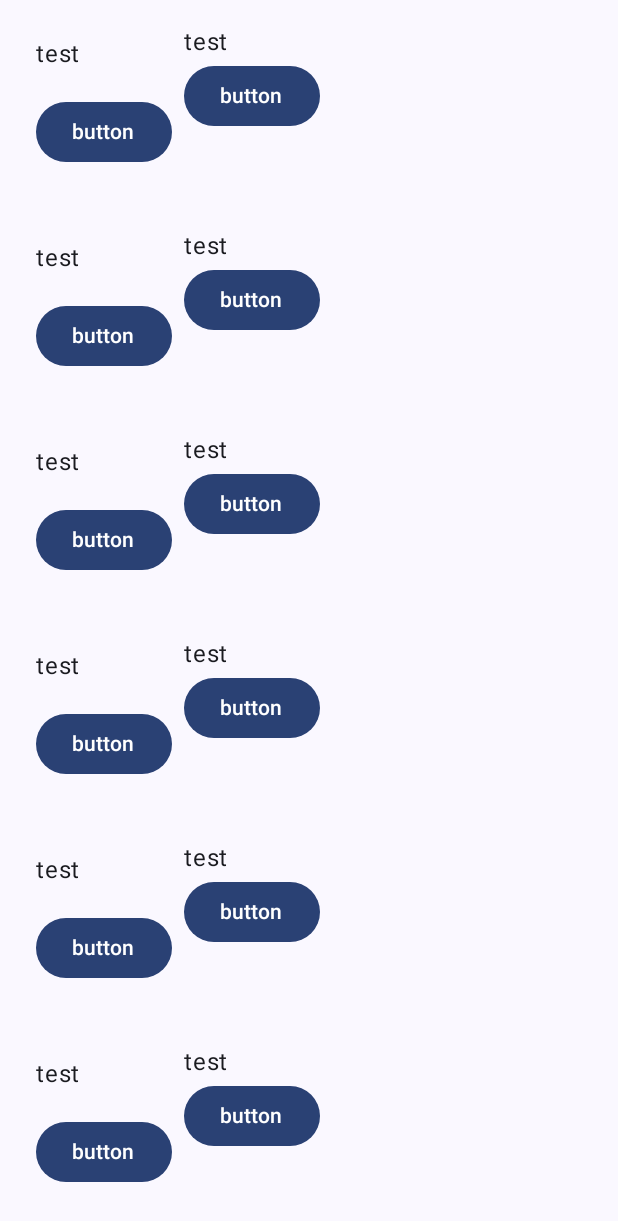
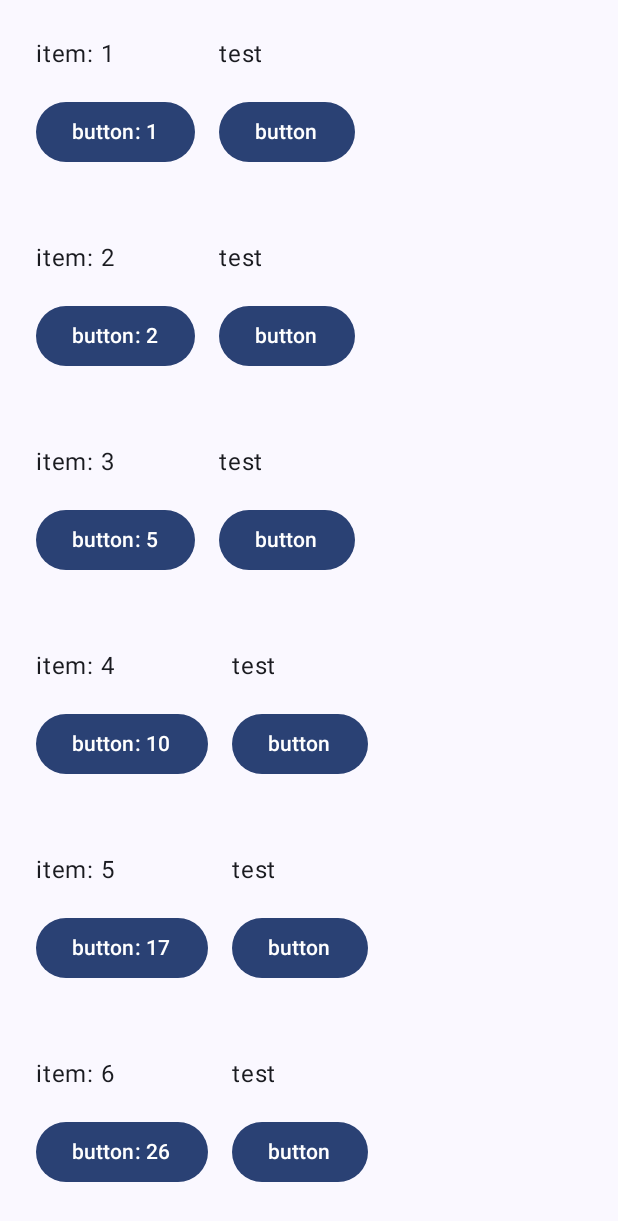
Before and after one commit to Needlide/IPZ_CR_3, an Android app built with Jetpack Compose: the screen it shows after launch (MainActivity), on a phone screen of 412 x 824 dp. Shown: the top 1221 px of the screen. Run offline under Robolectric (Android 15) with nearby library versions, the phone set to English and light mode, and no system bars.

Commit message:
Added padding to the item of the second column. Passed text as parameters of the first ListItem function

```diff
--- a/app/src/main/java/ua/edu/lntu/cw3/MainActivity.kt
+++ b/app/src/main/java/ua/edu/lntu/cw3/MainActivity.kt
@@ -41,10 +41,10 @@ fun MainApp(modifier: Modifier = Modifier) {
         items(20) {
             index -> Row(Modifier.padding(16.dp)){
                 Column {
-                    ListItem(Modifier.padding(8.dp))
+                    ListItem(Modifier.padding(8.dp), "item: " + (index + 1), "button: " + (index * index + 1))
                 }
             Column {
-                ListItem()
+                ListItem(Modifier.padding(8.dp))
             }
         }
         }
```
